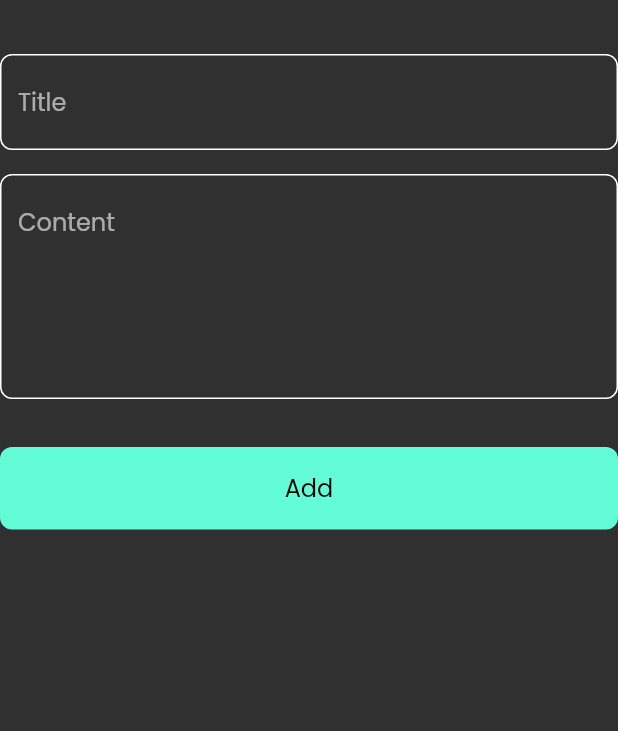
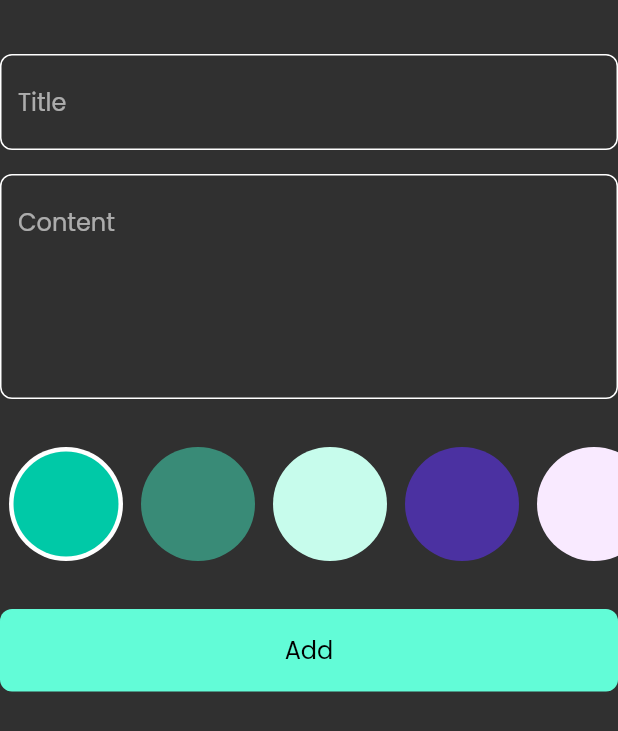
Before and after one commit to salsabilelshiekh2022/noteApp, a Flutter app: the AddNoteForm widget shown alone on an empty page, opened directly, on a phone screen of 412 x 824 dp. Shown: the top 731 px of the screen. Run offline on Flutter 3.47's test engine with Material 2 defaults, Android fonts, the phone set to English and light mode, and no system bars; our stand-ins replace bloc, flutter_bloc, hive, hive_flutter; accounts and stored records are empty.

Commit message:
create color list view

```diff
--- a/lib/views/widgets/add_note_bottom_sheet.dart
+++ b/lib/views/widgets/add_note_bottom_sheet.dart
@@ -7,6 +7,8 @@
 import 'package:note_app/views/widgets/custom_bottom.dart';
 
 import 'package:note_app/views/widgets/custom_text_field.dart';
+
+import 'color_list_view.dart';
 
 class AddNoteButtomSheet extends StatelessWidget {
   const AddNoteButtomSheet({super.key});
@@ -84,6 +86,10 @@
           const SizedBox(
             height: 32,
           ),
+          const ColorListView(),
+          const SizedBox(
+            height: 32,
+          ),
           BlocBuilder<AddNoteCubit, AddNoteState>(
             builder: (context, state) => CustomButton(
               isLoading: state is AddNoteCubitLoading ? true : false,
--- /dev/null
+++ b/lib/views/widgets/color_list_view.dart
@@ -0,0 +1,66 @@
+import 'package:flutter/material.dart';
+
+class ColorItem extends StatelessWidget {
+  const ColorItem({super.key, required this.isActive, required this.color});
+  final bool isActive;
+  final Color color;
+  @override
+  Widget build(BuildContext context) {
+    return isActive
+        ? CircleAvatar(
+            backgroundColor: Colors.white,
+            radius: 38,
+            child: CircleAvatar(
+              backgroundColor: color,
+              radius: 35,
+            ),
+          )
+        : CircleAvatar(
+            backgroundColor: color,
+            radius: 38,
+          );
+  }
+}
+
+class ColorListView extends StatefulWidget {
+  const ColorListView({super.key});
+
+  @override
+  State<ColorListView> createState() => _ColorListViewState();
+}
+
+class _ColorListViewState extends State<ColorListView> {
+  int currentIndex = 0;
+  List<Color> colors = const [
+    Color(0xff00C9A7),
+    Color(0xff398B77),
+    Color(0xffC7FCEC),
+    Color(0xff4B31A1),
+    Color(0xffF9EAFF),
+    Color(0xff7E7193)
+  ];
+  @override
+  Widget build(BuildContext context) {
+    return SizedBox(
+      height: 76,
+      child: ListView.builder(
+        itemBuilder: (context, index) {
+          return Padding(
+            padding: const EdgeInsets.symmetric(horizontal: 6),
+            child: GestureDetector(
+                onTap: () {
+                  currentIndex = index;
+                  setState(() {});
+                },
+                child: ColorItem(
+                  isActive: currentIndex == index,
+                  color: colors[index],
+                )),
+          );
+        },
+        itemCount: colors.length,
+        scrollDirection: Axis.horizontal,
+      ),
+    );
+  }
+}
```
